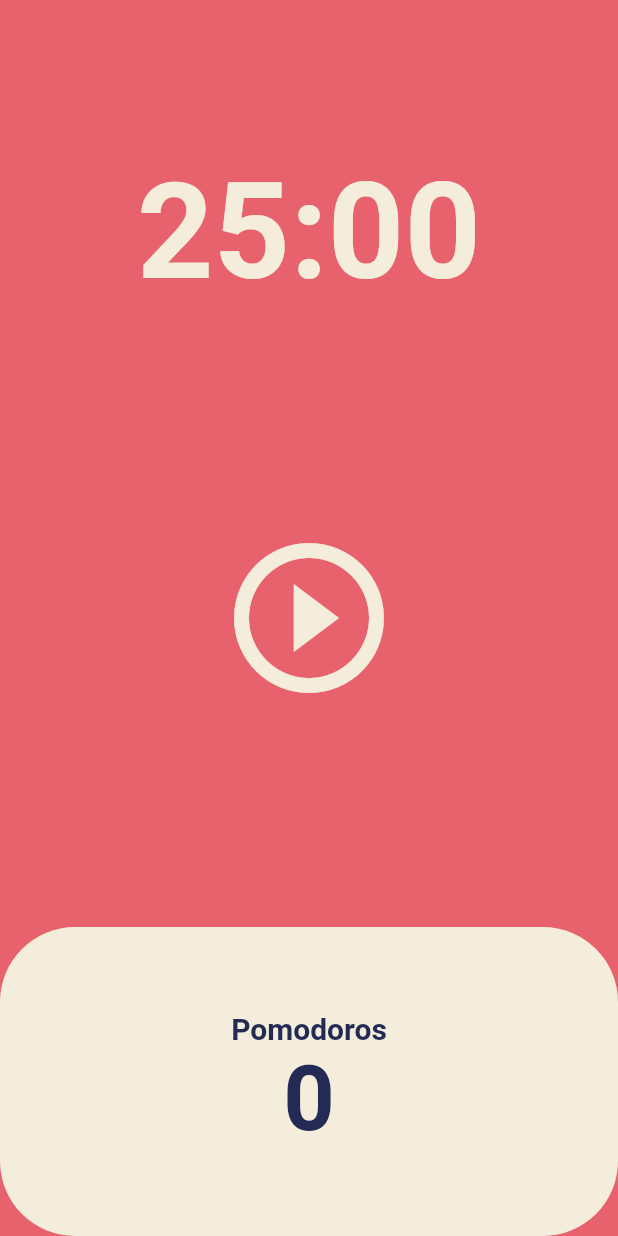
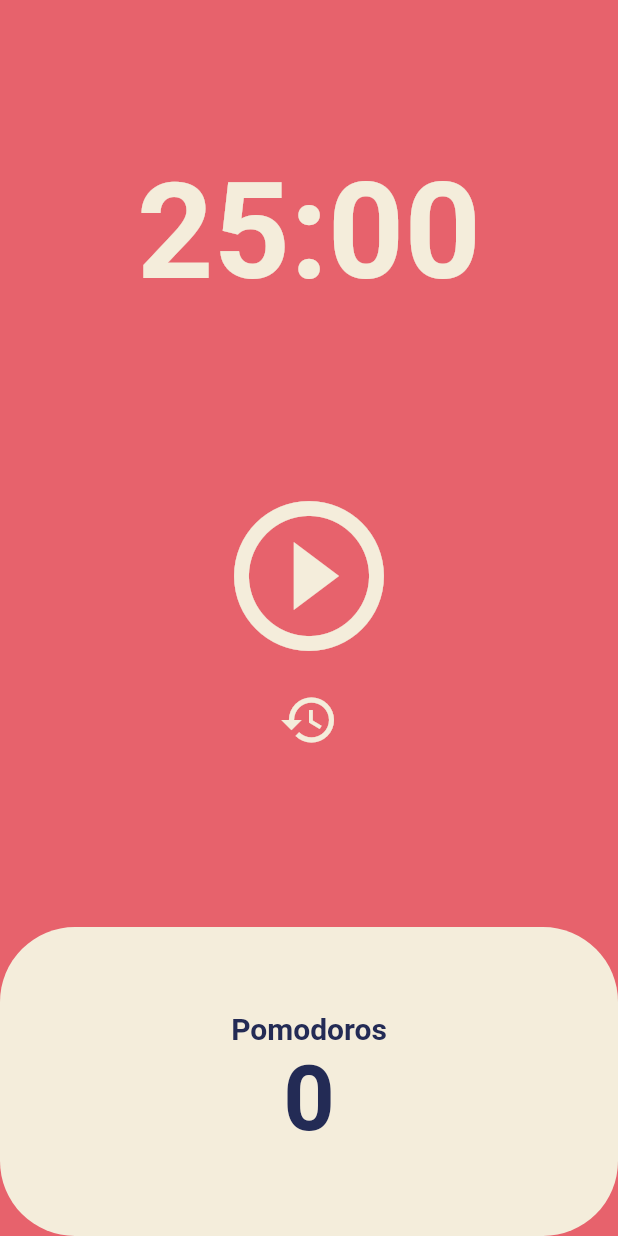
Before and after one commit to 7loro/FlutterStudy, a Flutter app: the screen it shows after launch, on a phone screen of 412 x 824 dp. Run offline on Flutter 3.47's test engine with Material 2 defaults, Android fonts, the phone set to English and light mode, and no system bars.

Commit message:
feat: add reset button

```diff
--- a/lib/screens/home_screen.dart
+++ b/lib/screens/home_screen.dart
@@ -48,6 +48,12 @@ class _HomeScreenState extends State<HomeScreen> {
     });
   }
 
+  void onResetPressed() {
+    setState(() {
+      totalSeconds = twentyFileMinutes;
+    });
+  }
+
   String format(int seconds) {
     var duration = Duration(seconds: seconds);
     return duration.toString().split('.').first.substring(2, 7);
@@ -75,8 +81,10 @@ class _HomeScreenState extends State<HomeScreen> {
           ),
           Flexible(
             flex: 2,
-            child: Center(
-              child: IconButton(
+            child: Column(
+              mainAxisAlignment: MainAxisAlignment.center,
+              children: [
+                IconButton(
                   iconSize: 120,
                   color: Theme.of(context).cardColor,
                   onPressed: isRunning ? onPausePressed : onStartPressed,
@@ -84,6 +92,13 @@ class _HomeScreenState extends State<HomeScreen> {
                       ? Icons.pause_circle_outline_outlined
                       : Icons.play_circle_outline_outlined),
                 ),
+                IconButton(
+                  iconSize: 40,
+                  color: Theme.of(context).cardColor,
+                  onPressed: onResetPressed,
+                  icon: const Icon(Icons.restore),
+                )
+              ],
             ),
           ),
           Flexible(
```
Lines whose indentation alone changed are shown as unchanged.
